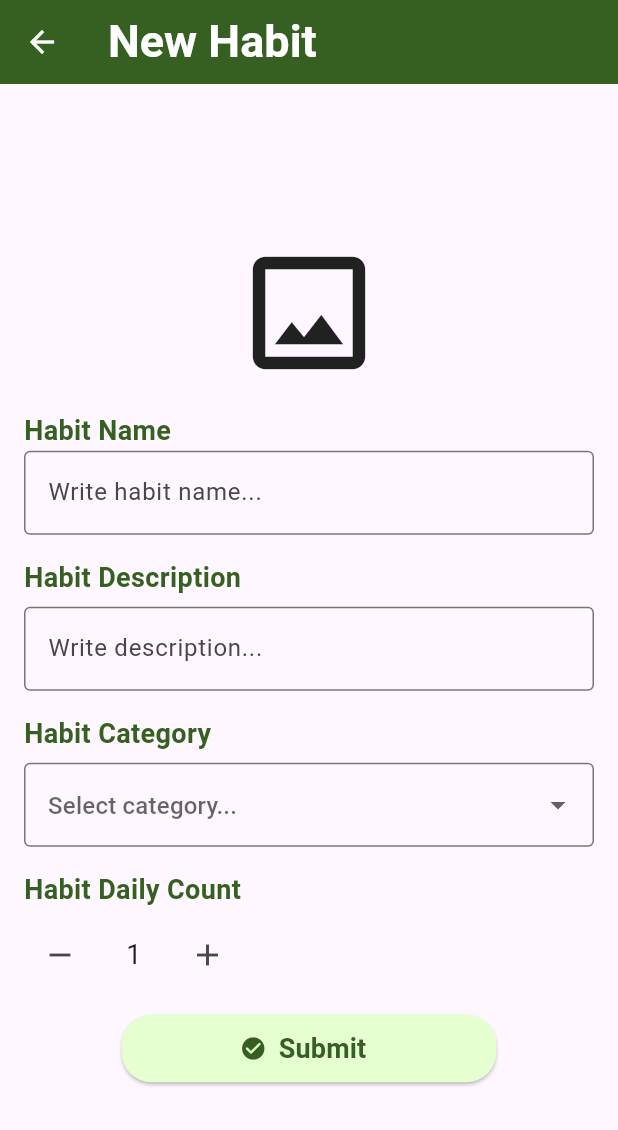
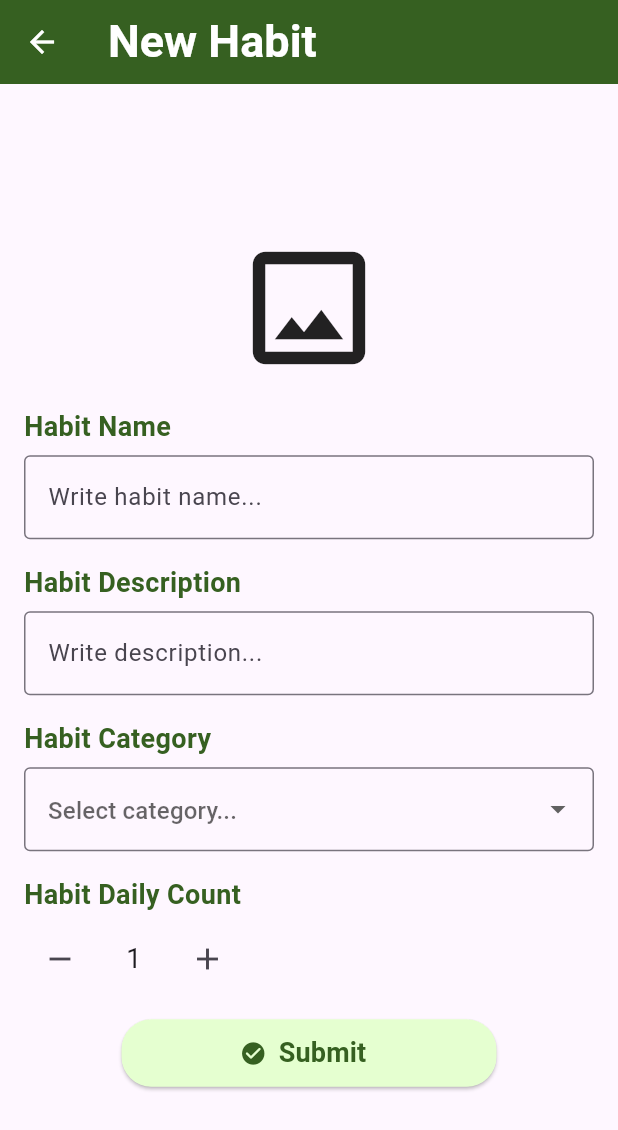
Before and after one commit to yjia28tan/HabitualHeart, a Flutter app: the NewHabitPage screen opened directly, on a phone screen of 412 x 824 dp. Shown: the top 1130 px of the screen. Run offline on Flutter 3.47's test engine with Material 3 defaults, Android fonts, the phone set to English and light mode, and no system bars; our stand-ins replace cloud_firestore, firebase_auth, firebase_core, flutter_local_notifications, flutter_slidable, flutter_tts and 3 more; accounts and stored records are empty.

Commit message:
Update new_habit_page.dart

```diff
--- a/habitual_heart_app/lib/pages/new_habit_page.dart
+++ b/habitual_heart_app/lib/pages/new_habit_page.dart
@@ -119,6 +119,7 @@ class _NewHabitPageState extends State<NewHabitPage> {
                 style: homeSubHeaderText,
               ),
             ),
+            const SizedBox(height: 6.0),
             TextFormField(
               controller: _nameController,
               decoration: const InputDecoration(
```
